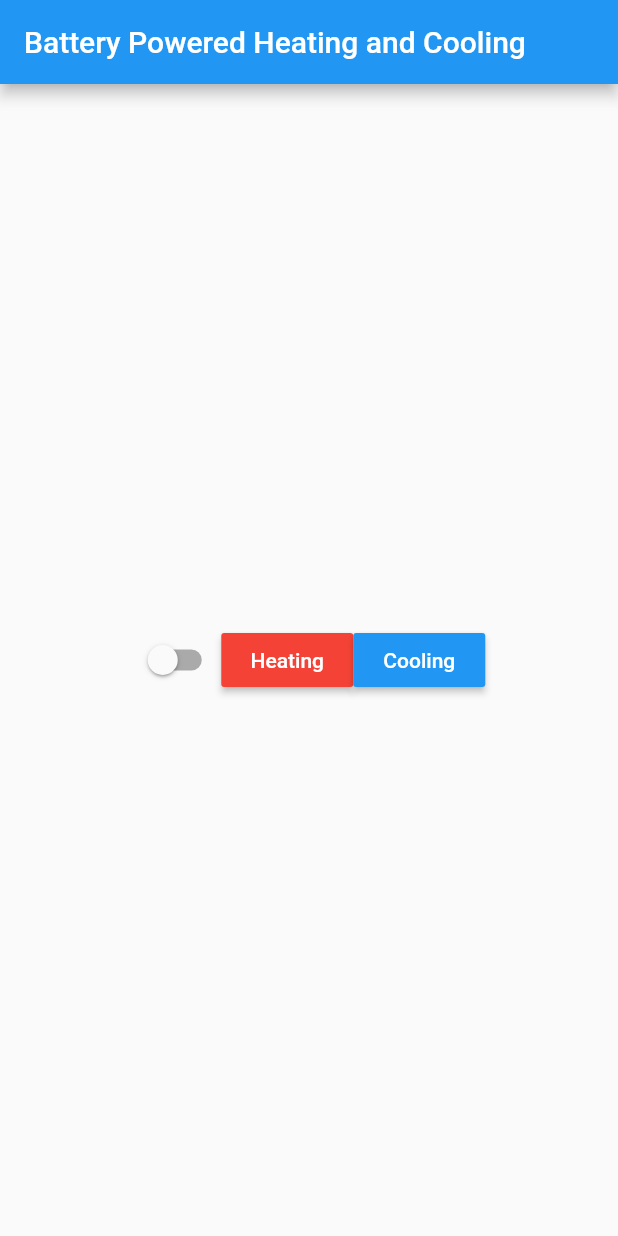
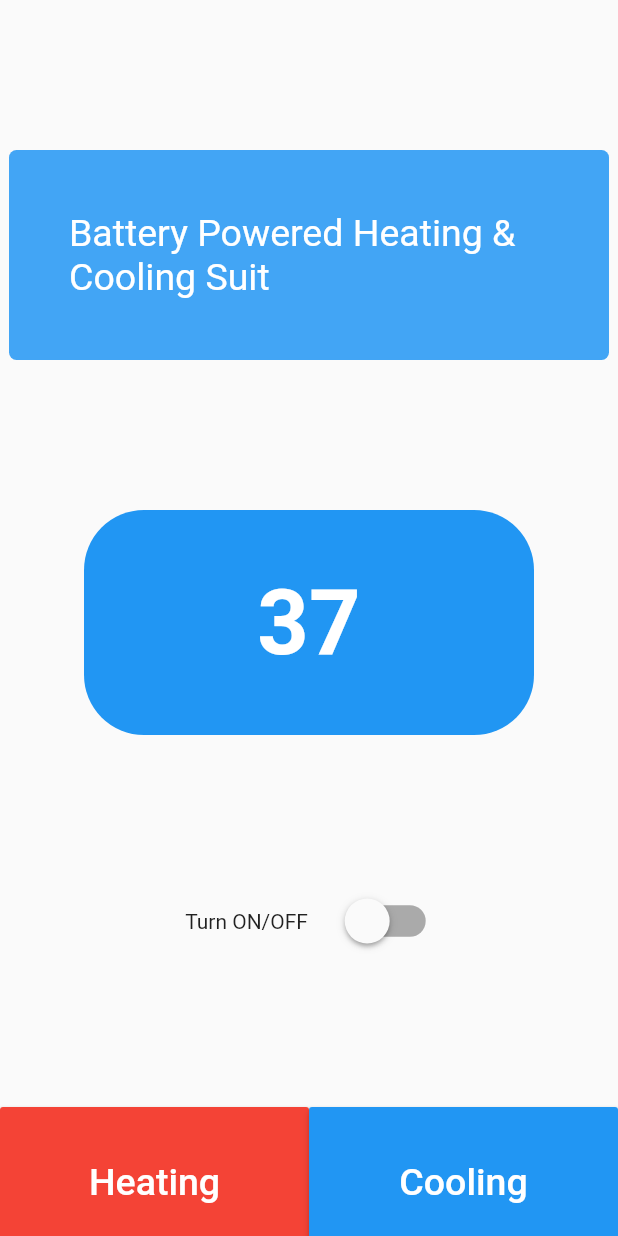
Before and after one commit to raeesnazeer/smart_jacket, a Flutter app: the screen it shows after launch, on a phone screen of 412 x 824 dp. Run offline on Flutter 3.47's test engine with Material 2 defaults, Android fonts, the phone set to English and light mode, and no system bars.

Commit message:
Updated UI

```diff
--- a/lib/main.dart
+++ b/lib/main.dart
@@ -19,15 +19,63 @@ class _State extends State<MyApp> {
   @override
   Widget build(BuildContext context) {
     return Scaffold(
-      appBar: AppBar(
-        title: Text('Battery Powered Heating and Cooling'),
+
+      body: Container(
+        child: Column(
+          children: [
+            Padding(
+              padding: const EdgeInsets.fromLTRB(0, 100, 0, 100),
+              child: Container(
+
+                height: 140,
+                width: 400,
+                decoration: BoxDecoration(
+                    color: Colors.blue[400],
+                    shape: BoxShape.rectangle,
+                    borderRadius: BorderRadius.all(Radius.circular(5))
+
                 ),
-      body: Container(
                 child: Center(
+                  child: Center(
+                    child: Padding(
+                      padding: const EdgeInsets.fromLTRB(40, 10, 20, 10),
+                      child: Text('Battery Powered Heating & Cooling Suit',
+                        style: TextStyle(fontSize: 25, color: Colors.white,),),
+                    ),
+                  ),
+
+                ),
+              ),
+            ),
+            Container(
+              decoration: BoxDecoration(
+                  color: Colors.blue,
+                  shape: BoxShape.rectangle,
+                  borderRadius: BorderRadius.all(Radius.circular(40))
+
+              ),
+              height: 150,
+              width: 300,
+              child: Center(
+                child: Text(
+                  '37',
+                  style: TextStyle(
+                    fontWeight: FontWeight.bold,
+                    color: Colors.white,
+                    fontSize: 60,
+                  ),
+                ),
+              ),
+            ),
+            Padding(
+              padding: const EdgeInsets.fromLTRB(0, 100, 0, 100),
               child: Row(
                 mainAxisAlignment: MainAxisAlignment.center,
                 children: [
-              Switch(
+                  Text('Turn ON/OFF       '),
+                  Transform.scale(
+                    scale: 1.5,
+                    child: Switch(
                       value: isSwitched,
                       onChanged: (value) {
                         setState(() {
@@ -42,24 +90,42 @@ class _State extends State<MyApp> {
                       activeTrackColor: Colors.lightGreenAccent,
                       activeColor: Colors.green,
                     ),
-              RaisedButton(
-                child: Text("Heating"),
+                  ),
+                ],
+              ),
+            ),
+            Row(
+              mainAxisAlignment: MainAxisAlignment.center,
+              children: [
+                Expanded(
+                  child: Container(
+                    height: 100,
+                    child: RaisedButton(
+                      child: Text("Heating", style: TextStyle(fontSize: 25),),
                       onPressed: _changeText,
                       color: Colors.red,
                       textColor: Colors.white,
                       padding: EdgeInsets.fromLTRB(10, 10, 10, 10),
                       splashColor: Colors.grey,
                     ),
-              RaisedButton(
-                child: Text("Cooling"),
+                  ),
+                ),
+                Expanded(
+                  child: Container(
+                    height: 100,
+                    child: RaisedButton(
+                      child: Text("Cooling", style: TextStyle(fontSize: 25),),
                       onPressed: _changeText,
                       color: Colors.blue,
                       textColor: Colors.white,
                       padding: EdgeInsets.fromLTRB(10, 10, 10, 10),
                       splashColor: Colors.grey,
                     ),
+                  ),
+                ),
               ],
             ),
+          ],
         ),
       ),
     );
```
Lines whose indentation alone changed are shown as unchanged.
